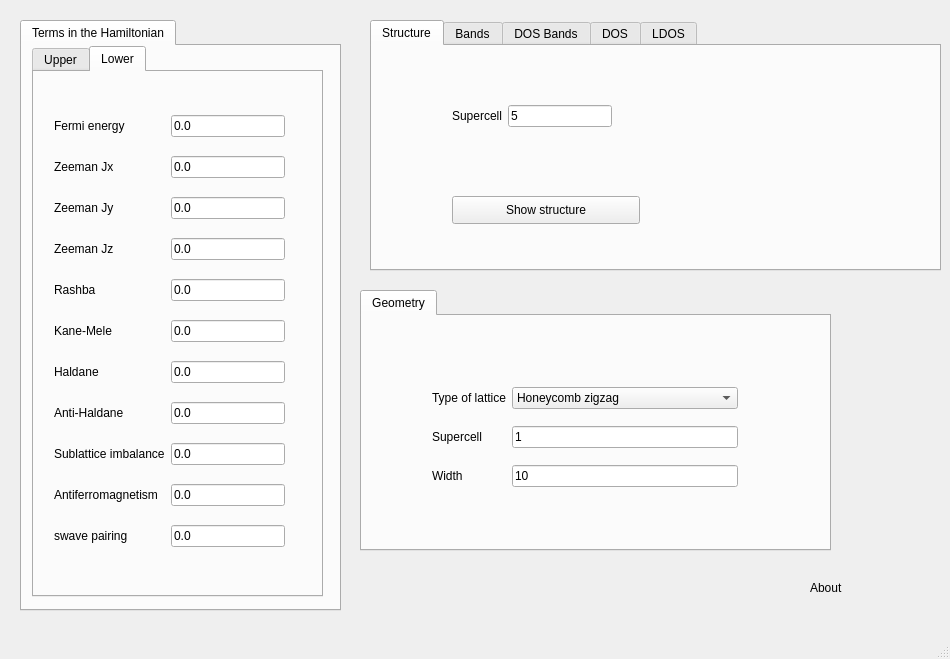
The window that development/interface-pyqt/hybridribbon/interface.ui (joselado/quantum-honeycomp) describes before a commit, drawn with Qt 5.
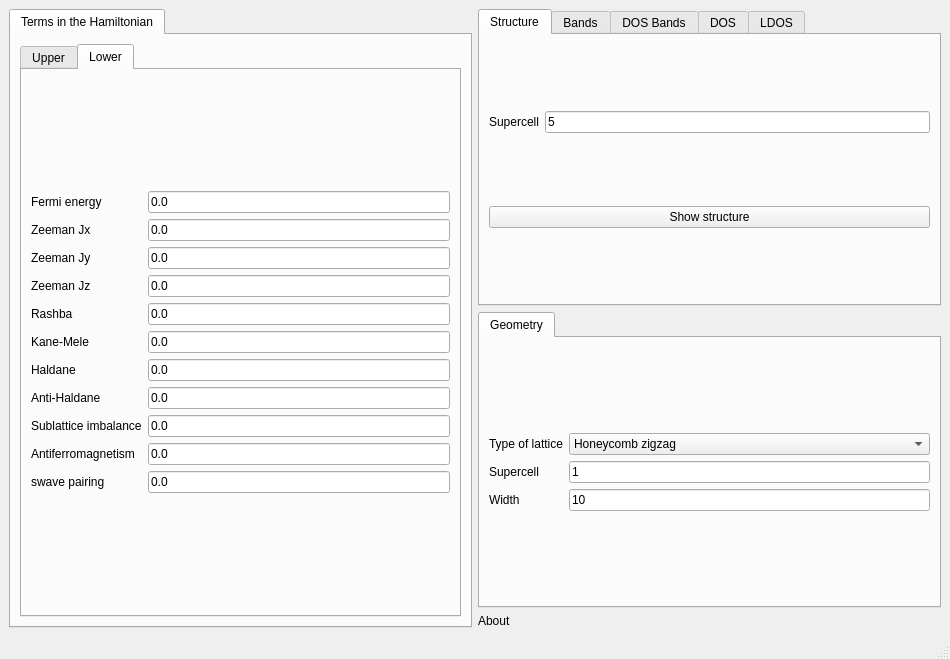
The same window after the commit.

```diff
--- a/development/interface-pyqt/hybridribbon/interface.ui
+++ b/development/interface-pyqt/hybridribbon/interface.ui
@@ -10,134 +10,19 @@
     <height>659</height>
    </rect>
   </property>
+  <property name="minimumSize">
+   <size>
+    <width>950</width>
+    <height>659</height>
+   </size>
+  </property>
   <property name="windowTitle">
    <string>Hybrid ribbon</string>
   </property>
   <widget class="QWidget" name="centralwidget">
-   <widget class="QTabWidget" name="tabWidget">
-    <property name="geometry">
-     <rect>
-      <x>360</x>
-      <y>290</y>
-      <width>471</width>
-      <height>261</height>
-     </rect>
-    </property>
-    <property name="currentIndex">
-     <number>0</number>
-    </property>
-    <property name="documentMode">
-     <bool>false</bool>
-    </property>
-    <property name="tabsClosable">
-     <bool>false</bool>
-    </property>
-    <property name="movable">
-     <bool>false</bool>
-    </property>
-    <widget class="QWidget" name="tab_2">
-     <attribute name="title">
-      <string>Geometry</string>
-     </attribute>
-     <widget class="QWidget" name="gridLayoutWidget_4">
-      <property name="geometry">
-       <rect>
-        <x>70</x>
-        <y>60</y>
-        <width>306</width>
-        <height>124</height>
-       </rect>
-      </property>
-      <layout class="QGridLayout" name="gridLayout_4">
-       <item row="0" column="0">
-        <widget class="QLabel" name="label_8">
-         <property name="text">
-          <string>Type of lattice</string>
-         </property>
-        </widget>
-       </item>
-       <item row="0" column="1">
-        <widget class="QComboBox" name="lattice">
-         <item>
-          <property name="text">
-           <string>Honeycomb zigzag</string>
-          </property>
-         </item>
-         <item>
-          <property name="text">
-           <string>Honeycomb armchair</string>
-          </property>
-         </item>
-         <item>
-          <property name="text">
-           <string>Square</string>
-          </property>
-         </item>
-         <item>
-          <property name="text">
-           <string>Triangular</string>
-          </property>
-         </item>
-         <item>
-          <property name="text">
-           <string>Kagome</string>
-          </property>
-         </item>
-         <item>
-          <property name="text">
-           <string>Lieb</string>
-          </property>
-         </item>
-         <item>
-          <property name="text">
-           <string>Chain</string>
-          </property>
-         </item>
-        </widget>
-       </item>
-       <item row="1" column="1">
-        <widget class="QLineEdit" name="nsuper">
-         <property name="text">
-          <string>1</string>
-         </property>
-        </widget>
-       </item>
-       <item row="1" column="0">
-        <widget class="QLabel" name="label_6">
-         <property name="text">
-          <string>Supercell</string>
-         </property>
-        </widget>
-       </item>
-       <item row="2" column="0">
-        <widget class="QLabel" name="label_2">
-         <property name="text">
-          <string>Width</string>
-         </property>
-        </widget>
-       </item>
-       <item row="2" column="1">
-        <widget class="QLineEdit" name="width">
-         <property name="text">
-          <string>10</string>
-         </property>
-        </widget>
-       </item>
-      </layout>
-     </widget>
-     <zorder>gridLayoutWidget_4</zorder>
-     <zorder>gridLayoutWidget_4</zorder>
-    </widget>
-   </widget>
+   <layout class="QGridLayout" name="gridLayout_7">
+    <item row="0" column="0" rowspan="3">
    <widget class="QTabWidget" name="tabWidget_2">
-    <property name="geometry">
-     <rect>
-      <x>20</x>
-      <y>20</y>
-      <width>321</width>
-      <height>591</height>
-     </rect>
-    </property>
     <property name="currentIndex">
      <number>0</number>
     </property>
@@ -145,15 +30,9 @@
      <attribute name="title">
       <string>Terms in the Hamiltonian</string>
      </attribute>
+       <layout class="QGridLayout" name="gridLayout_15">
+        <item row="0" column="0">
      <widget class="QTabWidget" name="tabWidget_4">
-      <property name="geometry">
-       <rect>
-        <x>10</x>
-        <y>0</y>
-        <width>291</width>
-        <height>551</height>
-       </rect>
-      </property>
       <property name="currentIndex">
        <number>1</number>
       </property>
@@ -161,15 +40,8 @@
        <attribute name="title">
         <string>Upper</string>
        </attribute>
-       <widget class="QWidget" name="gridLayoutWidget">
-        <property name="geometry">
-         <rect>
-          <x>20</x>
-          <y>30</y>
-          <width>231</width>
-          <height>464</height>
-         </rect>
-        </property>
+           <layout class="QGridLayout" name="gridLayout_16">
+            <item row="0" column="0">
         <layout class="QGridLayout" name="gridLayout">
          <item row="9" column="1">
           <widget class="QLineEdit" name="mAF">
@@ -329,21 +201,15 @@
           </widget>
          </item>
         </layout>
-       </widget>
+            </item>
+           </layout>
       </widget>
       <widget class="QWidget" name="tab_11">
        <attribute name="title">
         <string>Lower</string>
        </attribute>
-       <widget class="QWidget" name="gridLayoutWidget_10">
-        <property name="geometry">
-         <rect>
-          <x>20</x>
-          <y>30</y>
-          <width>231</width>
-          <height>464</height>
-         </rect>
-        </property>
+           <layout class="QGridLayout" name="gridLayout_17">
+            <item row="0" column="0">
         <layout class="QGridLayout" name="gridLayout_10">
          <item row="3" column="1">
           <widget class="QLineEdit" name="Bz_2">
@@ -503,36 +369,17 @@
           </widget>
          </item>
         </layout>
-       </widget>
-      </widget>
-     </widget>
-    </widget>
-   </widget>
-   <widget class="QLabel" name="label_46">
-    <property name="geometry">
-     <rect>
-      <x>810</x>
-      <y>578</y>
-      <width>51</width>
-      <height>20</height>
-     </rect>
-    </property>
-    <property name="toolTip">
-     <string>This module allows to compute heterostructures consisting of two different films. You have to specify the parameters of the two films</string>
-    </property>
-    <property name="text">
-     <string>About</string>
-    </property>
-   </widget>
+            </item>
+           </layout>
+          </widget>
+         </widget>
+        </item>
+       </layout>
+      </widget>
+     </widget>
+    </item>
+    <item row="0" column="1">
    <widget class="QTabWidget" name="tabWidget_3">
-    <property name="geometry">
-     <rect>
-      <x>370</x>
-      <y>20</y>
-      <width>571</width>
-      <height>251</height>
-     </rect>
-    </property>
     <property name="currentIndex">
      <number>0</number>
     </property>
@@ -540,28 +387,8 @@
      <attribute name="title">
       <string>Structure</string>
      </attribute>
-     <widget class="QPushButton" name="show_structure">
-      <property name="geometry">
-       <rect>
-        <x>80</x>
-        <y>150</y>
-        <width>188</width>
-        <height>28</height>
-       </rect>
-      </property>
-      <property name="text">
-       <string>Show structure</string>
-      </property>
-     </widget>
-     <widget class="QWidget" name="gridLayoutWidget_3">
-      <property name="geometry">
-       <rect>
-        <x>80</x>
-        <y>30</y>
-        <width>160</width>
-        <height>80</height>
-       </rect>
-      </property>
+       <layout class="QGridLayout" name="gridLayout_8">
+        <item row="0" column="0">
       <layout class="QGridLayout" name="gridLayout_3">
        <item row="0" column="0">
         <widget class="QLabel" name="label_7">
@@ -578,34 +405,29 @@
         </widget>
        </item>
       </layout>
-     </widget>
+        </item>
+        <item row="1" column="0">
+         <widget class="QPushButton" name="show_structure">
+          <property name="text">
+           <string>Show structure</string>
+          </property>
+         </widget>
+        </item>
+       </layout>
     </widget>
     <widget class="QWidget" name="tab_5">
      <attribute name="title">
       <string>Bands</string>
      </attribute>
+       <layout class="QGridLayout" name="gridLayout_9">
+        <item row="0" column="0">
      <widget class="QPushButton" name="show_bands">
-      <property name="geometry">
-       <rect>
-        <x>20</x>
-        <y>30</y>
-        <width>188</width>
-        <height>28</height>
-       </rect>
-      </property>
       <property name="text">
        <string>Band structure</string>
       </property>
      </widget>
-     <widget class="QWidget" name="gridLayoutWidget_2">
-      <property name="geometry">
-       <rect>
-        <x>30</x>
-        <y>70</y>
-        <width>271</width>
-        <height>64</height>
-       </rect>
-      </property>
+        </item>
+        <item row="1" column="0">
       <layout class="QGridLayout" name="gridLayout_2">
        <item row="0" column="0">
         <widget class="QLabel" name="label_15">
@@ -661,37 +483,15 @@
         </widget>
        </item>
       </layout>
-     </widget>
+        </item>
+       </layout>
     </widget>
     <widget class="QWidget" name="tab_9">
      <attribute name="title">
       <string>DOS Bands</string>
      </attribute>
-     <widget class="QPushButton" name="show_dosbands">
-      <property name="geometry">
-       <rect>
-        <x>260</x>
-        <y>150</y>
-        <width>171</width>
-        <height>28</height>
-       </rect>
-      </property>
-      <property name="toolTip">
-       <string>This is equivalent to band structure calculation, but it can be applied for very large systems</string>
-      </property>
-      <property name="text">
-       <string>Show DOS Bands</string>
-      </property>
-     </widget>
-     <widget class="QWidget" name="gridLayoutWidget_11">
-      <property name="geometry">
-       <rect>
-        <x>30</x>
-        <y>20</y>
-        <width>201</width>
-        <height>176</height>
-       </rect>
-      </property>
+       <layout class="QGridLayout" name="gridLayout_12">
+        <item row="0" column="0">
       <layout class="QGridLayout" name="gridLayout_11">
        <item row="0" column="1">
         <widget class="QLineEdit" name="delta_kbands">
@@ -764,34 +564,32 @@
         </widget>
        </item>
       </layout>
-     </widget>
+        </item>
+        <item row="0" column="1">
+         <widget class="QPushButton" name="show_dosbands">
+          <property name="toolTip">
+           <string>This is equivalent to band structure calculation, but it can be applied for very large systems</string>
+          </property>
+          <property name="text">
+           <string>Show DOS Bands</string>
+          </property>
+         </widget>
+        </item>
+       </layout>
     </widget>
     <widget class="QWidget" name="tab_6">
      <attribute name="title">
       <string>DOS</string>
      </attribute>
+       <layout class="QGridLayout" name="gridLayout_13">
+        <item row="0" column="0">
      <widget class="QPushButton" name="show_dos">
-      <property name="geometry">
-       <rect>
-        <x>50</x>
-        <y>40</y>
-        <width>188</width>
-        <height>28</height>
-       </rect>
-      </property>
       <property name="text">
        <string>Density of states</string>
       </property>
      </widget>
-     <widget class="QWidget" name="gridLayoutWidget_5">
-      <property name="geometry">
-       <rect>
-        <x>60</x>
-        <y>87</y>
-        <width>211</width>
-        <height>81</height>
-       </rect>
-      </property>
+        </item>
+        <item row="1" column="0">
       <layout class="QGridLayout" name="gridLayout_5">
        <item row="0" column="0">
         <widget class="QLabel" name="label_16">
@@ -808,21 +606,15 @@
         </widget>
        </item>
       </layout>
-     </widget>
+        </item>
+       </layout>
     </widget>
     <widget class="QWidget" name="tab_7">
      <attribute name="title">
       <string>LDOS</string>
      </attribute>
-     <widget class="QWidget" name="gridLayoutWidget_6">
-      <property name="geometry">
-       <rect>
-        <x>40</x>
-        <y>10</y>
-        <width>251</width>
-        <height>200</height>
-       </rect>
-      </property>
+       <layout class="QGridLayout" name="gridLayout_14">
+        <item row="0" column="0">
       <layout class="QGridLayout" name="gridLayout_6">
        <item row="0" column="1">
         <widget class="QLineEdit" name="ne_ldos">
@@ -895,22 +687,130 @@
         </widget>
        </item>
       </layout>
-     </widget>
+        </item>
+        <item row="0" column="1">
      <widget class="QPushButton" name="show_interactive_ldos">
-      <property name="geometry">
-       <rect>
-        <x>340</x>
-        <y>90</y>
-        <width>188</width>
-        <height>28</height>
-       </rect>
-      </property>
       <property name="text">
        <string>Show LDOS</string>
       </property>
      </widget>
-    </widget>
-   </widget>
+        </item>
+       </layout>
+      </widget>
+     </widget>
+    </item>
+    <item row="1" column="1">
+     <widget class="QTabWidget" name="tabWidget">
+      <property name="currentIndex">
+       <number>0</number>
+      </property>
+      <property name="documentMode">
+       <bool>false</bool>
+      </property>
+      <property name="tabsClosable">
+       <bool>false</bool>
+      </property>
+      <property name="movable">
+       <bool>false</bool>
+      </property>
+      <widget class="QWidget" name="tab_2">
+       <attribute name="title">
+        <string>Geometry</string>
+       </attribute>
+       <layout class="QGridLayout" name="gridLayout_18">
+        <item row="0" column="0">
+         <layout class="QGridLayout" name="gridLayout_4">
+          <item row="0" column="0">
+           <widget class="QLabel" name="label_8">
+            <property name="text">
+             <string>Type of lattice</string>
+            </property>
+           </widget>
+          </item>
+          <item row="0" column="1">
+           <widget class="QComboBox" name="lattice">
+            <item>
+             <property name="text">
+              <string>Honeycomb zigzag</string>
+             </property>
+            </item>
+            <item>
+             <property name="text">
+              <string>Honeycomb armchair</string>
+             </property>
+            </item>
+            <item>
+             <property name="text">
+              <string>Square</string>
+             </property>
+            </item>
+            <item>
+             <property name="text">
+              <string>Triangular</string>
+             </property>
+            </item>
+            <item>
+             <property name="text">
+              <string>Kagome</string>
+             </property>
+            </item>
+            <item>
+             <property name="text">
+              <string>Lieb</string>
+             </property>
+            </item>
+            <item>
+             <property name="text">
+              <string>Chain</string>
+             </property>
+            </item>
+           </widget>
+          </item>
+          <item row="1" column="1">
+           <widget class="QLineEdit" name="nsuper">
+            <property name="text">
+             <string>1</string>
+            </property>
+           </widget>
+          </item>
+          <item row="1" column="0">
+           <widget class="QLabel" name="label_6">
+            <property name="text">
+             <string>Supercell</string>
+            </property>
+           </widget>
+          </item>
+          <item row="2" column="0">
+           <widget class="QLabel" name="label_2">
+            <property name="text">
+             <string>Width</string>
+            </property>
+           </widget>
+          </item>
+          <item row="2" column="1">
+           <widget class="QLineEdit" name="width">
+            <property name="text">
+             <string>10</string>
+            </property>
+           </widget>
+          </item>
+         </layout>
+        </item>
+       </layout>
+      </widget>
+     </widget>
+    </item>
+    <item row="2" column="1">
+     <widget class="QLabel" name="label_46">
+      <property name="toolTip">
+       <string>This module allows to compute heterostructures consisting of two different films. You have to specify the parameters of the two films</string>
+      </property>
+      <property name="text">
+       <string>About</string>
+      </property>
+     </widget>
+    </item>
+   </layout>
   </widget>
   <widget class="QMenuBar" name="menubar">
    <property name="geometry">
@@ -918,7 +818,7 @@
      <x>0</x>
      <y>0</y>
      <width>950</width>
-     <height>24</height>
+     <height>25</height>
     </rect>
    </property>
   </widget>
```
Lines whose indentation alone changed are shown as unchanged.
